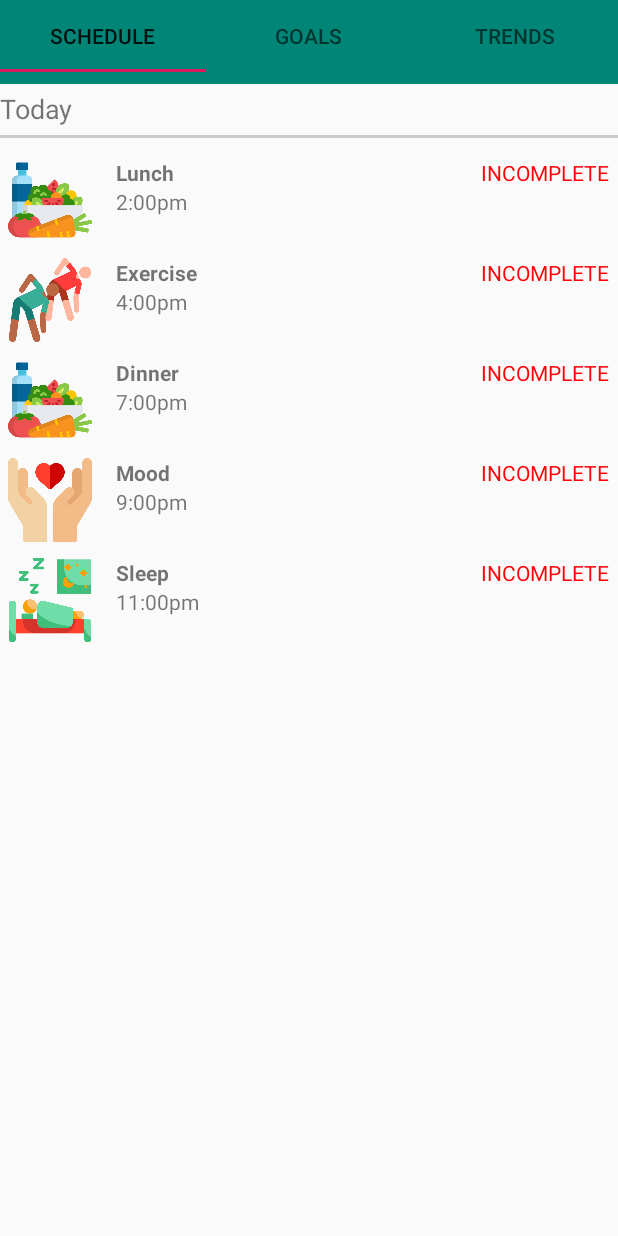
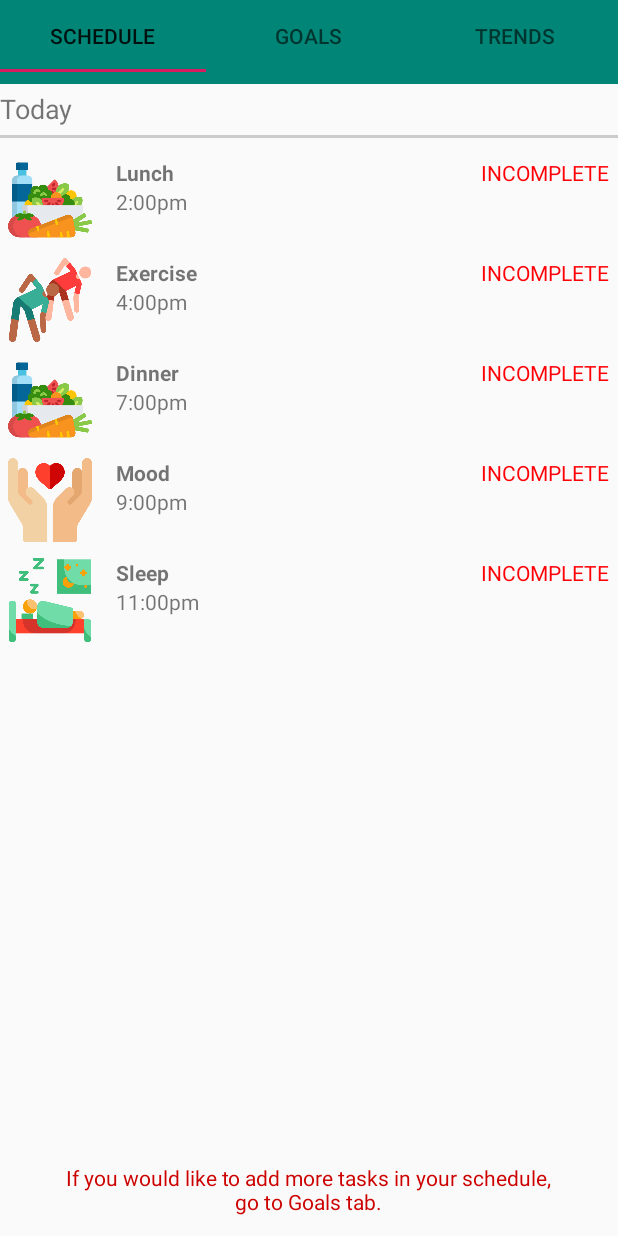
Before and after one commit to mskopic/HealthApp_test, an Android app: the ScheduleTab screen opened directly, with no data from a screen before it, on a phone screen of 412 x 824 dp. Run offline under Robolectric (Android 15) with nearby library versions, the phone set to English and light mode, and no system bars.

Commit message:
everything
this includes:
- adding more task detail
- date regex fix

```diff
--- a/app/src/main/java/com/example/healthapp_test/MoodDetails.java
+++ b/app/src/main/java/com/example/healthapp_test/MoodDetails.java
@@ -41,9 +41,7 @@ public class MoodDetails extends AppCompatActivity {
 
             task_description = (TextView) findViewById(R.id.task_description);
             String textDescription = "Check in to see what your overall mood was for today. \n\n" +
-                    "You can select between one star (Very Bad) to five stars (Very Good). " +
-                    "Type in the optional comment box below to elaborate more on why you selected " +
-                    "that particular rating. Press the submit button after completing the form";
+                    "Select your rating and type in an optional comment about your mood.";
             task_description.setText(textDescription);
         }
         rb = (RatingBar) findViewById(R.id.ratingBar);
--- a/app/src/main/res/layout/activity_mood_details.xml
+++ b/app/src/main/res/layout/activity_mood_details.xml
@@ -36,7 +36,7 @@
     <TextView
         android:id="@+id/task_description"
         android:layout_width="322dp"
-        android:layout_height="109dp"
+        android:layout_height="156dp"
         android:layout_marginTop="36dp"
         android:layout_marginEnd="8dp"
         android:layout_marginRight="8dp"
--- a/app/src/main/res/layout/fragment_schedule_tab.xml
+++ b/app/src/main/res/layout/fragment_schedule_tab.xml
@@ -63,4 +63,20 @@
         android:layout_marginTop="480dp"
         android:visibility="invisible"
         android:background="#cbcbcb" />
+
+    <TextView
+        android:id="@+id/textView15"
+        android:layout_width="340dp"
+        android:layout_height="wrap_content"
+        android:layout_alignParentStart="true"
+        android:layout_alignParentLeft="true"
+        android:layout_alignParentBottom="true"
+        android:layout_marginStart="35dp"
+        android:layout_marginLeft="35dp"
+        android:layout_marginTop="80dp"
+        android:textColor="@android:color/holo_red_dark"
+        android:layout_marginBottom="13dp"
+        android:gravity="center_horizontal"
+
+        android:text="If you would like to add more tasks in your schedule, go to Goals tab." />
 </RelativeLayout>
```
Also changed, not shown: app/src/main/java/com/example/healthapp_test/Set_Schedule.java (+12 -0 lines).
